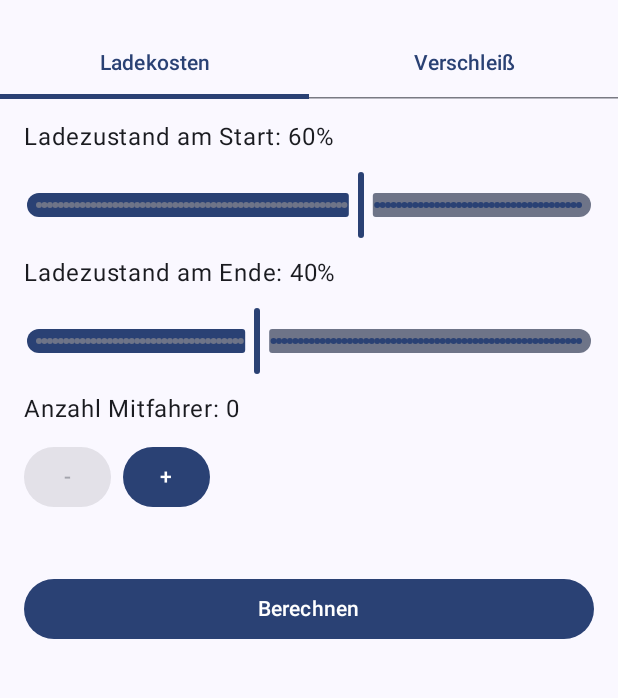
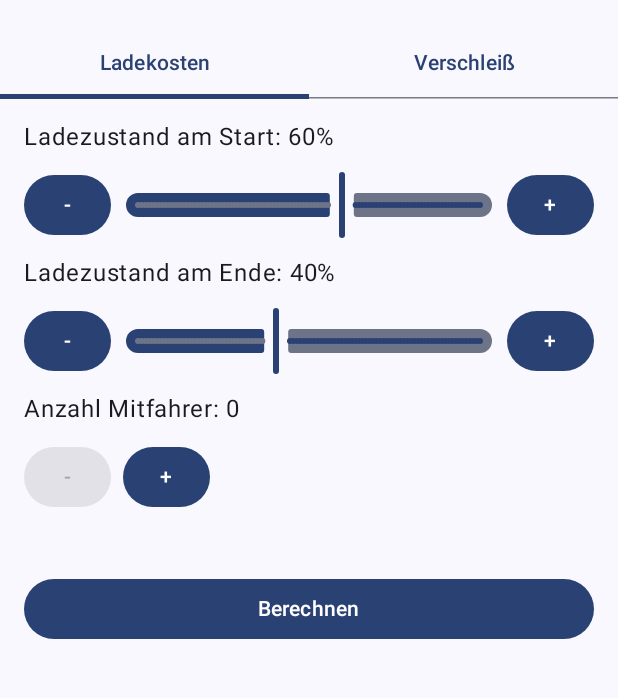
Before and after one commit to neuleo/ChargeSplit, an Android app built with Jetpack Compose: the screen it shows after launch (MainActivity), on a phone screen of 412 x 824 dp, the part 69-767 px from its top. Run offline under Robolectric (Android 15) with nearby library versions, the phone set to English and light mode, and no system bars.

```diff
--- a/app/src/main/java/com/neuleo/chargesplit/MainActivity.kt
+++ b/app/src/main/java/com/neuleo/chargesplit/MainActivity.kt
@@ -118,20 +118,56 @@ fun ChargeSplitScreen(modifier: Modifier = Modifier) {
         verticalArrangement = Arrangement.spacedBy(12.dp)
     ) {
         Text(text = "Ladezustand am Start: ${startSOC.toInt()}%", style = MaterialTheme.typography.bodyLarge)
+        Row(
+            verticalAlignment = Alignment.CenterVertically,
+            horizontalArrangement = Arrangement.spacedBy(8.dp)
+        ) {
+            Button(
+                onClick = { if (startSOC > 0f) startSOC = (startSOC - 1f).coerceAtLeast(0f) },
+                enabled = startSOC > 0f
+            ) {
+                Text(text = "-")
+            }
             Slider(
                 value = startSOC,
                 onValueChange = { startSOC = it },
                 valueRange = 0f..100f,
-            steps = 98
+                steps = 98,
+                modifier = Modifier.weight(1f)
             )
+            Button(
+                onClick = { if (startSOC < 100f) startSOC = (startSOC + 1f).coerceAtMost(100f) },
+                enabled = startSOC < 100f
+            ) {
+                Text(text = "+")
+            }
+        }
 
         Text(text = "Ladezustand am Ende: ${endSOC.toInt()}%", style = MaterialTheme.typography.bodyLarge)
+        Row(
+            verticalAlignment = Alignment.CenterVertically,
+            horizontalArrangement = Arrangement.spacedBy(8.dp)
+        ) {
+            Button(
+                onClick = { if (endSOC > 0f) endSOC = (endSOC - 1f).coerceAtLeast(0f) },
+                enabled = endSOC > 0f
+            ) {
+                Text(text = "-")
+            }
             Slider(
                 value = endSOC,
                 onValueChange = { endSOC = it },
                 valueRange = 0f..100f,
-            steps = 98
+                steps = 98,
+                modifier = Modifier.weight(1f)
             )
+            Button(
+                onClick = { if (endSOC < 100f) endSOC = (endSOC + 1f).coerceAtMost(100f) },
+                enabled = endSOC < 100f
+            ) {
+                Text(text = "+")
+            }
+        }
 
         Text(text = "Anzahl Mitfahrer: $passengers", style = MaterialTheme.typography.bodyLarge)
         Row(
```
Lines whose indentation alone changed are shown as unchanged.
